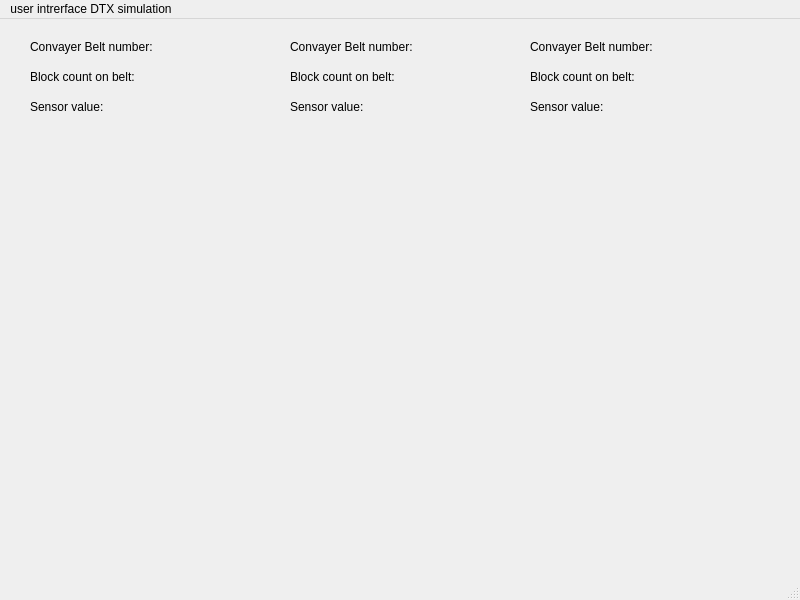
Qt form code/ui/mainwindow.ui (MaxHuiskes/Swen2) before a commit.
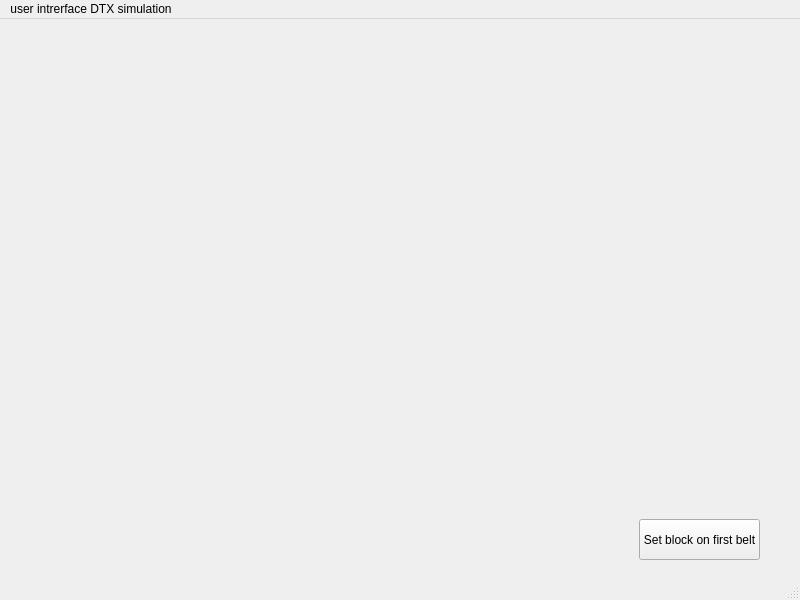
The same form after that commit.

The edit to the form file:
```diff
--- a/code/ui/mainwindow.ui
+++ b/code/ui/mainwindow.ui
@@ -14,121 +14,27 @@
    <string>MainWindow</string>
   </property>
   <widget class="QWidget" name="centralwidget">
-   <widget class="QLabel" name="beltNr_1">
+   <widget class="QPushButton" name="pushButton">
     <property name="geometry">
      <rect>
-      <x>290</x>
-      <y>20</y>
-      <width>181</width>
-      <height>16</height>
+      <x>639</x>
+      <y>500</y>
+      <width>121</width>
+      <height>41</height>
      </rect>
     </property>
     <property name="text">
-     <string>Convayer Belt number:</string>
+     <string>Set block on first belt</string>
     </property>
    </widget>
-   <widget class="QLabel" name="blockCount_1">
+   <widget class="QWidget" name="widget" native="true">
     <property name="geometry">
      <rect>
-      <x>290</x>
-      <y>50</y>
-      <width>181</width>
-      <height>16</height>
-     </rect>
-    </property>
-    <property name="text">
-     <string>Block count on belt:</string>
-    </property>
-   </widget>
-   <widget class="QLabel" name="sensorValue_1">
-    <property name="geometry">
-     <rect>
-      <x>290</x>
-      <y>80</y>
-      <width>181</width>
-      <height>16</height>
-     </rect>
-    </property>
-    <property name="text">
-     <string>Sensor value:</string>
-    </property>
-   </widget>
-   <widget class="QLabel" name="beltNr">
-    <property name="geometry">
-     <rect>
-      <x>30</x>
+      <x>20</x>
       <y>20</y>
-      <width>181</width>
-      <height>16</height>
+      <width>120</width>
+      <height>71</height>
      </rect>
-    </property>
-    <property name="text">
-     <string>Convayer Belt number:</string>
-    </property>
-   </widget>
-   <widget class="QLabel" name="blockCount">
-    <property name="geometry">
-     <rect>
-      <x>30</x>
-      <y>50</y>
-      <width>181</width>
-      <height>16</height>
-     </rect>
-    </property>
-    <property name="text">
-     <string>Block count on belt:</string>
-    </property>
-   </widget>
-   <widget class="QLabel" name="sensorValue">
-    <property name="geometry">
-     <rect>
-      <x>30</x>
-      <y>80</y>
-      <width>181</width>
-      <height>16</height>
-     </rect>
-    </property>
-    <property name="text">
-     <string>Sensor value:</string>
-    </property>
-   </widget>
-   <widget class="QLabel" name="beltNr_2">
-    <property name="geometry">
-     <rect>
-      <x>530</x>
-      <y>20</y>
-      <width>181</width>
-      <height>16</height>
-     </rect>
-    </property>
-    <property name="text">
-     <string>Convayer Belt number:</string>
-    </property>
-   </widget>
-   <widget class="QLabel" name="blockCoutn_2">
-    <property name="geometry">
-     <rect>
-      <x>530</x>
-      <y>50</y>
-      <width>181</width>
-      <height>16</height>
-     </rect>
-    </property>
-    <property name="text">
-     <string>Block count on belt:</string>
-    </property>
-   </widget>
-   <widget class="QLabel" name="sensorValue_2">
-    <property name="geometry">
-     <rect>
-      <x>530</x>
-      <y>80</y>
-      <width>181</width>
-      <height>16</height>
-     </rect>
-    </property>
-    <property name="text">
-     <string>Sensor value:</string>
     </property>
    </widget>
   </widget>
```
